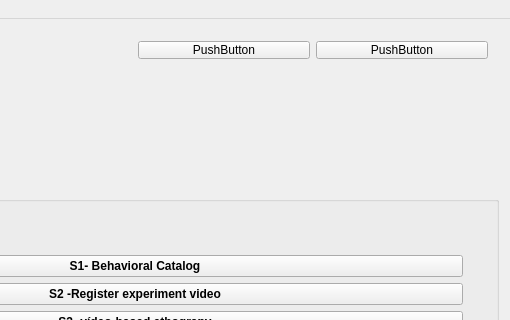
This is src/ethowatcherinpi.ui in EthoWatcher/ethowatcher as Qt 5 draws it before an edit; both pictures show x 240 to 750 and y 0 to 320 of the 750 by 675 pixel window. The edited form follows.
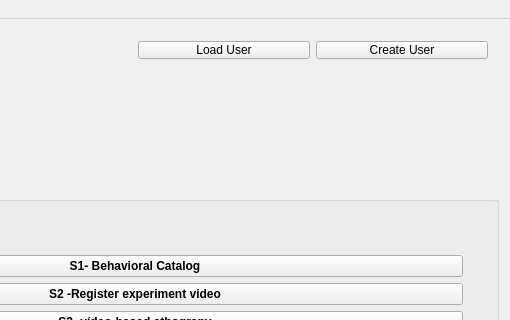
This is the edited form. Icons and pictures are not drawn.

Commit message: Arrumado o destrutor da tela de cadastro de pessoa agora ao fechar ela regrava o arquivo de xml anterior

Diff of the .ui file:
```diff
--- a/src/ethowatcherinpi.ui
+++ b/src/ethowatcherinpi.ui
@@ -62,14 +62,14 @@
        <item>
         <widget class="QPushButton" name="pbLoadUser">
          <property name="text">
-          <string>PushButton</string>
+          <string>Load User</string>
          </property>
         </widget>
        </item>
        <item>
         <widget class="QPushButton" name="pbCreateUser">
          <property name="text">
-          <string>PushButton</string>
+          <string>Create User</string>
          </property>
         </widget>
        </item>
```
The commit also changes 6 other files.
